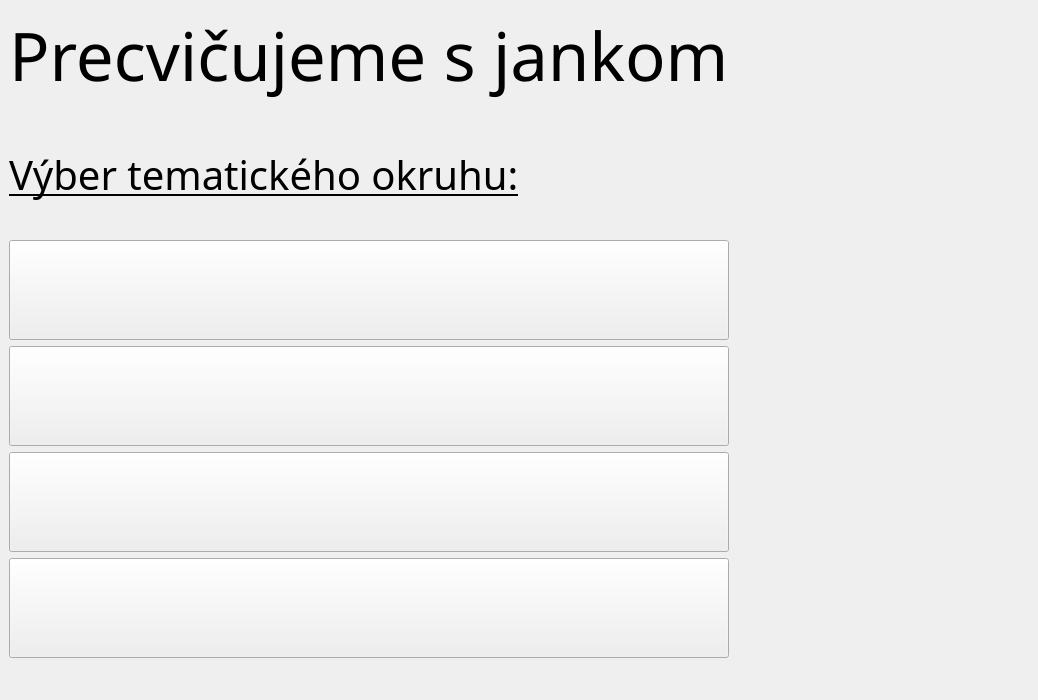
Old version of the form learn_soft.ui in the repository slawfik/Dip_learn.
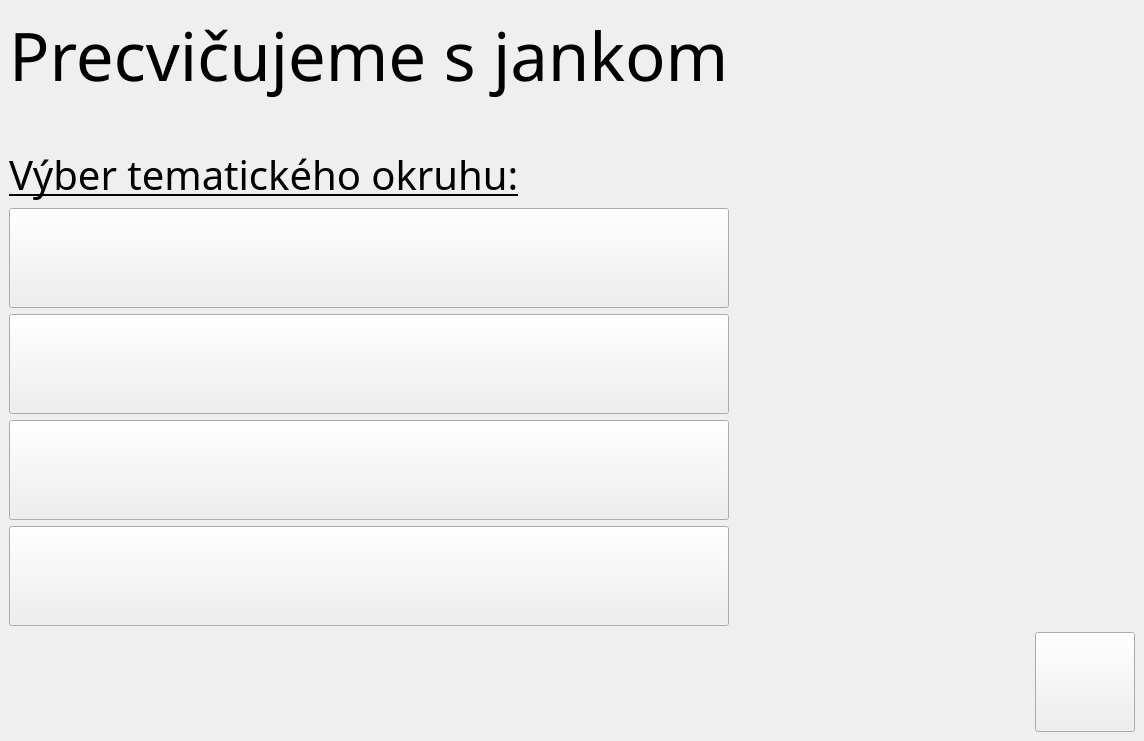
New version of the form. Icons and pictures are not drawn.

The edit to the form file:
```diff
--- a/learn_soft.ui
+++ b/learn_soft.ui
@@ -59,22 +59,6 @@
       </property>
      </widget>
     </item>
-    <item row="0" column="2">
-     <spacer name="horizontalSpacer_2">
-      <property name="orientation">
-       <enum>Qt::Horizontal</enum>
-      </property>
-      <property name="sizeType">
-       <enum>QSizePolicy::MinimumExpanding</enum>
-      </property>
-      <property name="sizeHint" stdset="0">
-       <size>
-        <width>300</width>
-        <height>20</height>
-       </size>
-      </property>
-     </spacer>
-    </item>
     <item row="10" column="0">
      <spacer name="verticalSpacer_2">
       <property name="orientation">
@@ -187,6 +171,54 @@
       </property>
      </widget>
     </item>
+    <item row="10" column="2">
+     <widget class="QPushButton" name="btn_settings">
+      <property name="minimumSize">
+       <size>
+        <width>100</width>
+        <height>100</height>
+       </size>
+      </property>
+      <property name="maximumSize">
+       <size>
+        <width>100</width>
+        <height>100</height>
+       </size>
+      </property>
+      <property name="text">
+       <string/>
+      </property>
+     </widget>
+    </item>
+    <item row="10" column="1">
+     <spacer name="horizontalSpacer_2">
+      <property name="orientation">
+       <enum>Qt::Horizontal</enum>
+      </property>
+      <property name="sizeHint" stdset="0">
+       <size>
+        <width>40</width>
+        <height>20</height>
+       </size>
+      </property>
+     </spacer>
+    </item>
+    <item row="8" column="1" colspan="2">
+     <spacer name="horizontalSpacer">
+      <property name="orientation">
+       <enum>Qt::Horizontal</enum>
+      </property>
+      <property name="sizeType">
+       <enum>QSizePolicy::Minimum</enum>
+      </property>
+      <property name="sizeHint" stdset="0">
+       <size>
+        <width>400</width>
+        <height>20</height>
+       </size>
+      </property>
+     </spacer>
+    </item>
    </layout>
   </widget>
  </widget>
```
